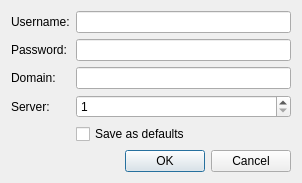
Before: the Qt Designer form src/logindialog.ui in wjossowski/lazyfarmer-client, drawn with Qt 5.
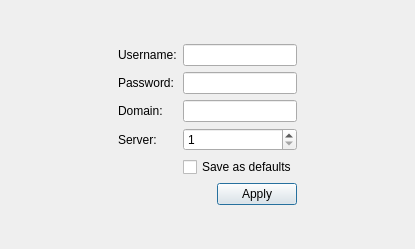
After: the same form once the commit is applied.

```diff
--- a/src/logindialog.ui
+++ b/src/logindialog.ui
@@ -6,14 +6,42 @@
    <rect>
     <x>0</x>
     <y>0</y>
-    <width>302</width>
-    <height>178</height>
+    <width>415</width>
+    <height>249</height>
    </rect>
   </property>
   <property name="windowTitle">
    <string>Dialog</string>
   </property>
-  <layout class="QFormLayout" name="formLayout">
+  <layout class="QGridLayout" name="gridLayout">
+   <item row="0" column="2">
+    <spacer name="verticalSpacer">
+     <property name="orientation">
+      <enum>Qt::Vertical</enum>
+     </property>
+     <property name="sizeHint" stdset="0">
+      <size>
+       <width>20</width>
+       <height>32</height>
+      </size>
+     </property>
+    </spacer>
+   </item>
+   <item row="1" column="0">
+    <spacer name="horizontalSpacer_2">
+     <property name="orientation">
+      <enum>Qt::Horizontal</enum>
+     </property>
+     <property name="sizeHint" stdset="0">
+      <size>
+       <width>95</width>
+       <height>20</height>
+      </size>
+     </property>
+    </spacer>
+   </item>
+   <item row="1" column="1" colspan="2">
+    <layout class="QFormLayout" name="formLayout_2">
    <item row="0" column="0">
     <widget class="QLabel" name="label_username">
      <property name="text">
@@ -21,9 +49,6 @@
      </property>
     </widget>
    </item>
-   <item row="0" column="1">
-    <widget class="QLineEdit" name="lineEdit_username"/>
-   </item>
    <item row="1" column="0">
     <widget class="QLabel" name="label_password">
      <property name="text">
@@ -91,9 +116,40 @@
       <enum>Qt::Horizontal</enum>
      </property>
      <property name="standardButtons">
-      <set>QDialogButtonBox::Cancel|QDialogButtonBox::Ok</set>
-     </property>
-    </widget>
+        <set>QDialogButtonBox::Apply</set>
+       </property>
+      </widget>
+     </item>
+     <item row="0" column="1">
+      <widget class="QLineEdit" name="lineEdit_username"/>
+     </item>
+    </layout>
+   </item>
+   <item row="1" column="3">
+    <spacer name="horizontalSpacer_3">
+     <property name="orientation">
+      <enum>Qt::Horizontal</enum>
+     </property>
+     <property name="sizeHint" stdset="0">
+      <size>
+       <width>95</width>
+       <height>20</height>
+      </size>
+     </property>
+    </spacer>
+   </item>
+   <item row="2" column="1">
+    <spacer name="verticalSpacer_2">
+     <property name="orientation">
+      <enum>Qt::Vertical</enum>
+     </property>
+     <property name="sizeHint" stdset="0">
+      <size>
+       <width>20</width>
+       <height>32</height>
+      </size>
+     </property>
+    </spacer>
    </item>
   </layout>
  </widget>
```
Lines whose indentation alone changed are shown as unchanged.
